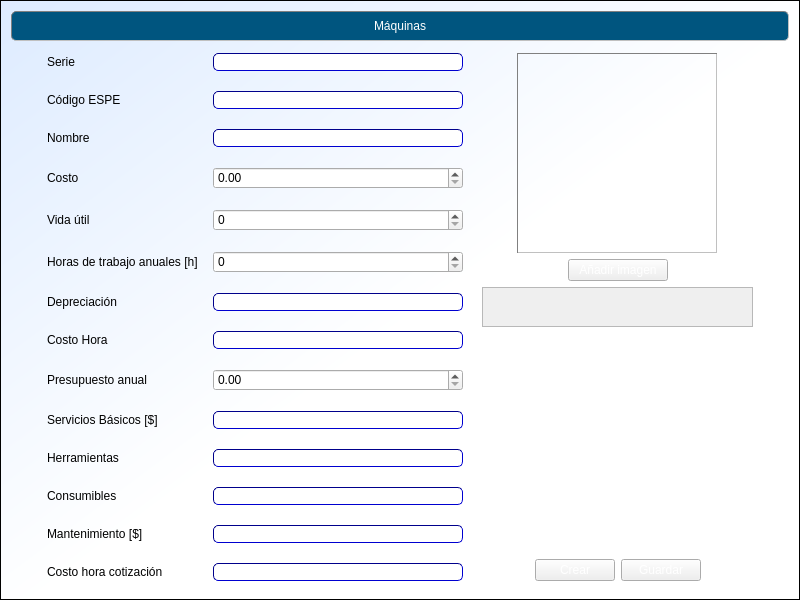
This is cosmec/formulariomaq.ui in Exxu/cosmec-si as Qt 5 draws it before an edit. The edited form follows.
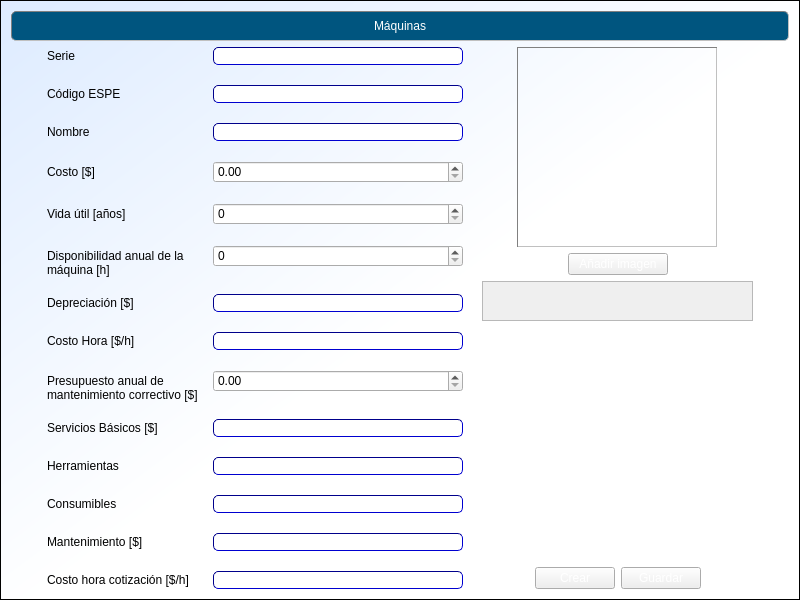
This is the edited form. Icons and pictures are not drawn.

Commit message:
maquina: horas de trab. anual -> disp anual de la maq
	 presup. anual -> presup. anual mtto correctivo
	 año -> años
tiempo de cotización
checkbox clonar
form consumibles
form maquinas

Patch:
```diff
--- a/cosmec/formulariomaq.ui
+++ b/cosmec/formulariomaq.ui
@@ -184,7 +184,7 @@
        <item row="3" column="0">
         <widget class="QLabel" name="label_5">
          <property name="text">
-          <string>Costo</string>
+          <string>Costo [$]</string>
          </property>
         </widget>
        </item>
@@ -198,7 +198,7 @@
        <item row="4" column="0">
         <widget class="QLabel" name="label_6">
          <property name="text">
-          <string>Vida útil</string>
+          <string>Vida útil [años]</string>
          </property>
         </widget>
        </item>
@@ -211,22 +211,29 @@
        </item>
        <item row="5" column="0">
         <widget class="QLabel" name="label_7">
+         <property name="minimumSize">
+          <size>
+           <width>0</width>
+           <height>35</height>
+          </size>
+         </property>
          <property name="text">
-          <string>Horas de trabajo anuales [h]</string>
+          <string>Disponibilidad anual de la
+máquina [h]</string>
          </property>
         </widget>
        </item>
        <item row="5" column="1">
         <widget class="QSpinBox" name="spinBox_2">
          <property name="maximum">
-          <number>999999999</number>
+          <number>1920</number>
          </property>
         </widget>
        </item>
        <item row="6" column="0">
         <widget class="QLabel" name="label_8">
          <property name="text">
-          <string>Depreciación</string>
+          <string>Depreciación [$]</string>
          </property>
         </widget>
        </item>
@@ -240,7 +247,7 @@
        <item row="7" column="0">
         <widget class="QLabel" name="label_9">
          <property name="text">
-          <string>Costo Hora</string>
+          <string>Costo Hora [$/h]</string>
          </property>
         </widget>
        </item>
@@ -253,8 +260,15 @@
        </item>
        <item row="8" column="0">
         <widget class="QLabel" name="label_10">
+         <property name="minimumSize">
+          <size>
+           <width>0</width>
+           <height>35</height>
+          </size>
+         </property>
          <property name="text">
-          <string>Presupuesto anual</string>
+          <string>Presupuesto anual de
+mantenimiento correctivo [$]</string>
          </property>
         </widget>
        </item>
@@ -296,7 +310,7 @@
        <item row="13" column="0">
         <widget class="QLabel" name="label_14">
          <property name="text">
-          <string>Costo hora cotización</string>
+          <string>Costo hora cotización [$/h]</string>
          </property>
         </widget>
        </item>
```
Left out of the diff: 3 changed lines with no effect on the pictures. The commit also changes 2 other files.
